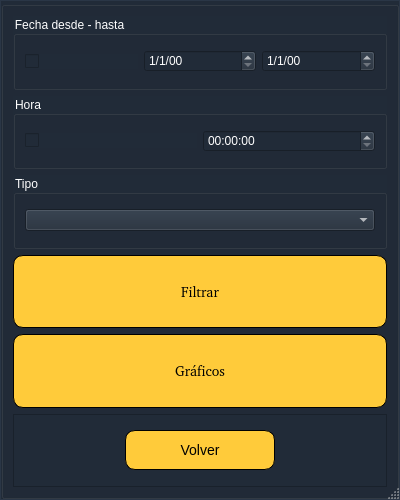
Qt form OnlineRoutingMapper_dialog_base_estadisticas.ui (valetobares11/EmergencyDispatcher) before a commit.
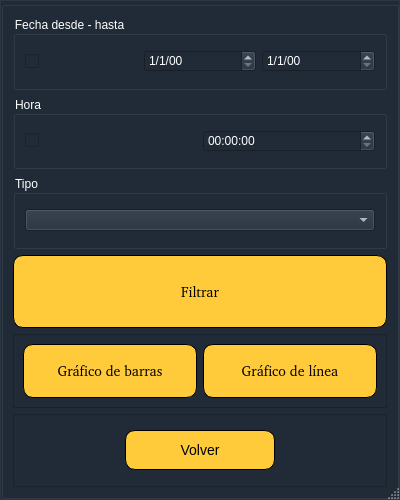
The same form after that commit. Custom widgets are drawn as their Qt base class.

Commit message: grafico de barras

```diff
--- a/OnlineRoutingMapper_dialog_base_estadisticas.ui
+++ b/OnlineRoutingMapper_dialog_base_estadisticas.ui
@@ -455,27 +455,36 @@
           </widget>
          </item>
          <item>
-          <widget class="QPushButton" name="btnMapa_2">
-           <property name="minimumSize">
-            <size>
-             <width>0</width>
-             <height>0</height>
-            </size>
+          <widget class="QFrame" name="frame_3">
+           <property name="frameShape">
+            <enum>QFrame::StyledPanel</enum>
            </property>
-           <property name="maximumSize">
-            <size>
-             <width>600</width>
-             <height>80</height>
-            </size>
+           <property name="frameShadow">
+            <enum>QFrame::Raised</enum>
            </property>
-           <property name="font">
-            <font>
-             <family>URW Gothic [urw]</family>
-             <pointsize>-1</pointsize>
-            </font>
-           </property>
-           <property name="styleSheet">
-            <string notr="true">QPushButton {
+           <layout class="QHBoxLayout" name="horizontalLayout_7">
+            <item>
+             <widget class="QPushButton" name="button_graficos_barra">
+              <property name="minimumSize">
+               <size>
+                <width>0</width>
+                <height>0</height>
+               </size>
+              </property>
+              <property name="maximumSize">
+               <size>
+                <width>600</width>
+                <height>80</height>
+               </size>
+              </property>
+              <property name="font">
+               <font>
+                <family>URW Gothic [urw]</family>
+                <pointsize>-1</pointsize>
+               </font>
+              </property>
+              <property name="styleSheet">
+               <string notr="true">QPushButton {
 font-size:14px;
 background-color:#ffcb3a;
 border-radius: 10px;
@@ -485,10 +494,50 @@
 QPushButton:hover {
 background-color: #FF0000;
 }</string>
-           </property>
-           <property name="text">
-            <string>Gráficos</string>
-           </property>
+              </property>
+              <property name="text">
+               <string>Gráfico de barras</string>
+              </property>
+             </widget>
+            </item>
+            <item>
+             <widget class="QPushButton" name="button_graficos_linea">
+              <property name="minimumSize">
+               <size>
+                <width>0</width>
+                <height>0</height>
+               </size>
+              </property>
+              <property name="maximumSize">
+               <size>
+                <width>600</width>
+                <height>80</height>
+               </size>
+              </property>
+              <property name="font">
+               <font>
+                <family>URW Gothic [urw]</family>
+                <pointsize>-1</pointsize>
+               </font>
+              </property>
+              <property name="styleSheet">
+               <string notr="true">QPushButton {
+font-size:14px;
+background-color:#ffcb3a;
+border-radius: 10px;
+border: 1px solid black;
+}
+
+QPushButton:hover {
+background-color: #FF0000;
+}</string>
+              </property>
+              <property name="text">
+               <string>Gráfico de línea</string>
+              </property>
+             </widget>
+            </item>
+           </layout>
           </widget>
          </item>
          <item>
```
Left out of the diff: 648 changed lines with no effect on the pictures. The commit also changes 1 other file.
